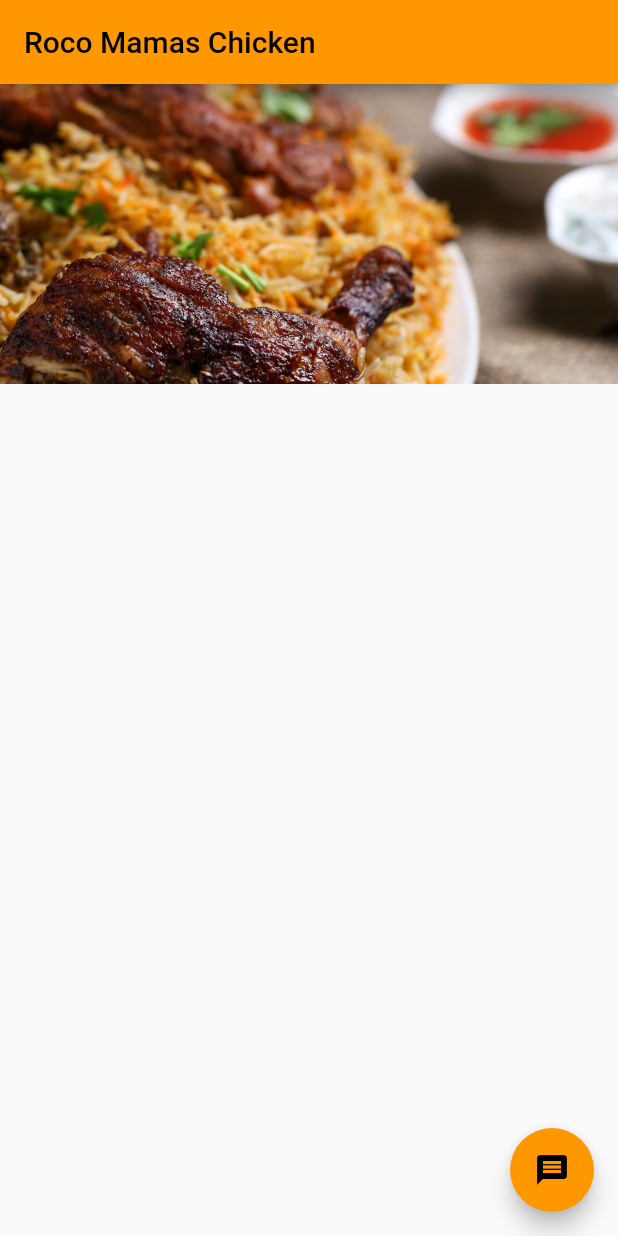
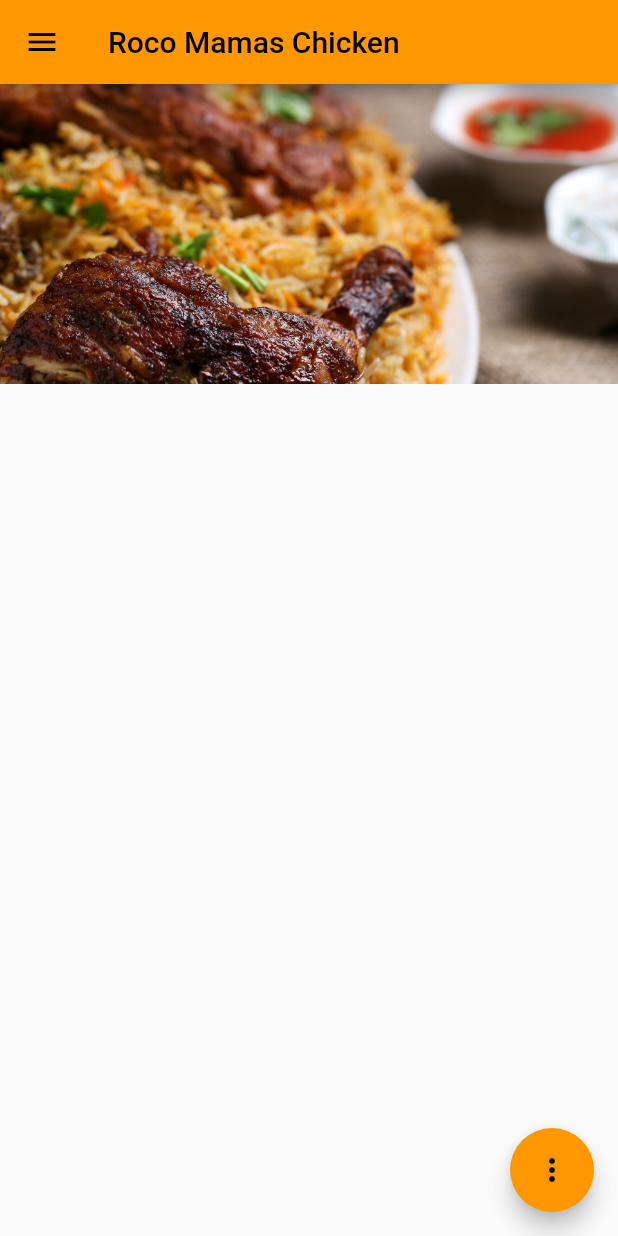
Before and after one commit to MillicentMalinga/mobile-dev-assignment-1-group-8, a Flutter app: the screen it shows after launch, on a phone screen of 412 x 824 dp. Run offline on Flutter 3.47's test engine with Material 2 defaults, Android fonts, the phone set to English and light mode, and no system bars.

Commit message:
Creates side menu, popup menu

```diff
--- a/roco_mamas/lib/main.dart
+++ b/roco_mamas/lib/main.dart
@@ -44,6 +44,36 @@ class _MyHomePageState extends State<MyHomePage> {
           // the App.build method, and use it to set our appbar title.
           title: Text(widget.title),
         ),
+        drawer: Drawer(
+          // Add a ListView to the drawer. This ensures the user can scroll
+          // through the options in the drawer if there isn't enough vertical
+          // space to fit everything.
+          child: ListView(
+            // Important: Remove any padding from the ListView.
+            padding: EdgeInsets.zero,
+            children: [
+              const DrawerHeader(
+                decoration: BoxDecoration(
+                  color: Colors.orange,
+                ),
+                child: Text('About Us'),
+              ),
+              ListTile(
+                title: const Text('Our Mission'),
+                onTap: () {
+                  // Currently does nothing
+                },
+              ),
+              ListTile(
+                title: const Text('Careers'),
+                onTap: () {
+                  // Currently does nothing
+                  // ...
+                },
+              ),
+            ],
+          ),
+        ),
         body: Container(
             color: Colors.orange[100],
             // this is the part where we begin working with images, we will use the
@@ -58,10 +88,24 @@ class _MyHomePageState extends State<MyHomePage> {
                 fit: BoxFit.cover,
               ),
             )),
+        // used a combination of a floating action button, and a popup menu
+        // to create a chat bot
         floatingActionButton: FloatingActionButton(
           onPressed: () {},
           hoverColor: Colors.green,
-          child: const Icon(Icons.message),
+          child: PopupMenuButton(
+            itemBuilder: (BuildContext context) {
+              return [
+                PopupMenuItem(
+                  child: TextField(
+                      decoration: InputDecoration(
+                          border: InputBorder.none,
+                          labelText: 'Chat with us',
+                          hintText: 'What can I help you with today?')),
+                )
+              ];
+            },
+          ),
         ));
   }
 }
```
